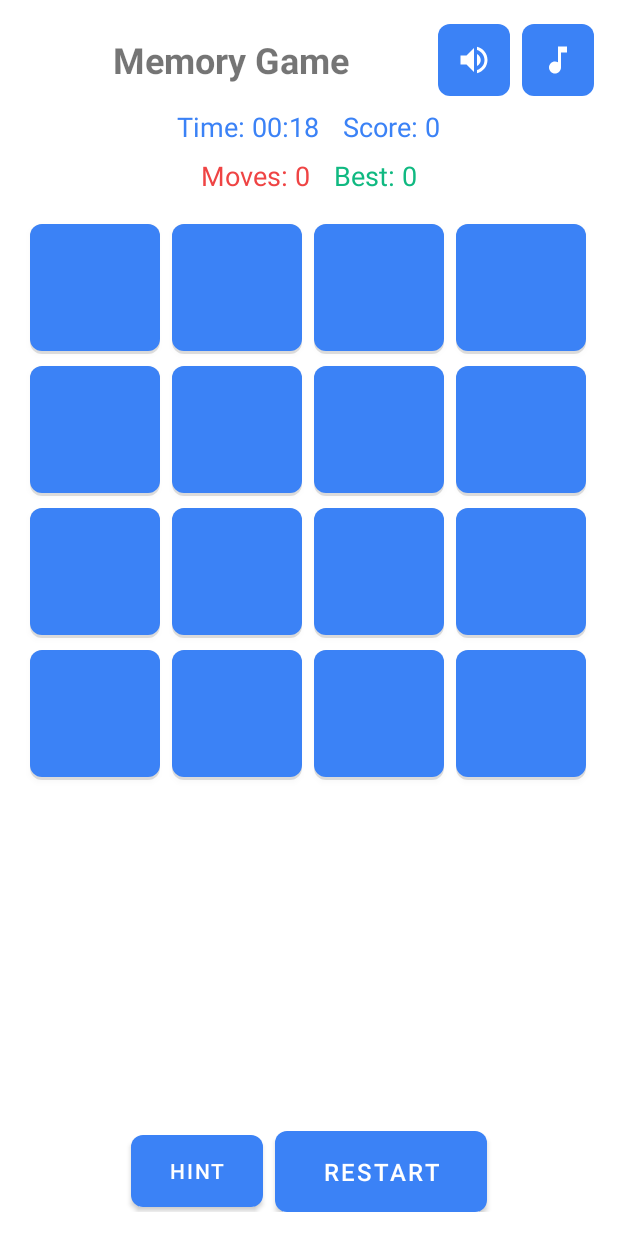
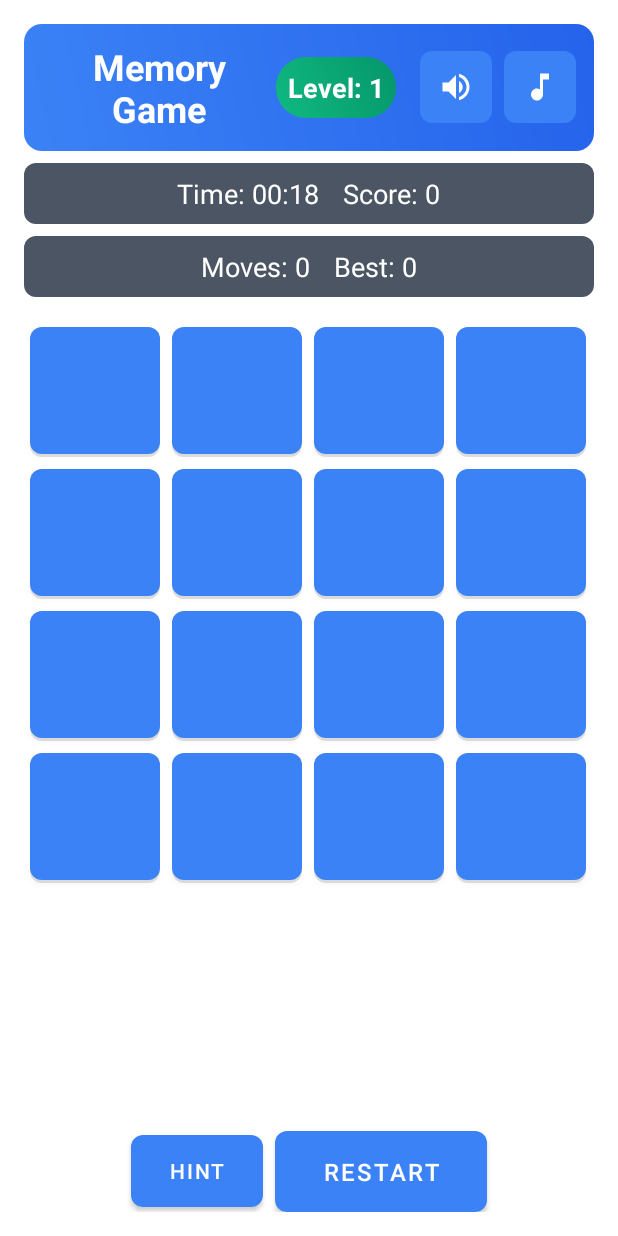
Before and after one commit to akupelikilinc/memorygame, an Android app: the screen it shows after launch (MainActivity), on a phone screen of 412 x 824 dp. Run offline under Robolectric (Android 15) with nearby library versions, the phone set to English and light mode, and no system bars.

```diff
--- /dev/null
+++ b/app/src/main/res/drawable/confetti.xml
@@ -0,0 +1,9 @@
+<?xml version="1.0" encoding="utf-8"?>
+<shape xmlns:android="http://schemas.android.com/apk/res/android"
+    android:shape="rectangle">
+    <corners android:radius="2dp" />
+    <gradient
+        android:angle="45"
+        android:endColor="#FF4B81"
+        android:startColor="#FFB347" />
+</shape>
--- /dev/null
+++ b/app/src/main/res/drawable/header_background.xml
@@ -0,0 +1,8 @@
+<?xml version="1.0" encoding="utf-8"?>
+<shape xmlns:android="http://schemas.android.com/apk/res/android">
+    <gradient
+        android:startColor="#3B82F6"
+        android:endColor="#2563EB"
+        android:angle="45"/>
+    <corners android:radius="12dp"/>
+</shape>
--- /dev/null
+++ b/app/src/main/res/drawable/level_badge.xml
@@ -0,0 +1,8 @@
+<?xml version="1.0" encoding="utf-8"?>
+<shape xmlns:android="http://schemas.android.com/apk/res/android">
+    <gradient
+        android:startColor="#10B981"
+        android:endColor="#059669"
+        android:angle="45"/>
+    <corners android:radius="20dp"/>
+</shape>
--- /dev/null
+++ b/app/src/main/res/drawable/stats_background.xml
@@ -0,0 +1,5 @@
+<?xml version="1.0" encoding="utf-8"?>
+<shape xmlns:android="http://schemas.android.com/apk/res/android">
+    <solid android:color="#4B5563"/>
+    <corners android:radius="8dp"/>
+</shape>
--- a/app/src/main/res/layout/activity_main.xml
+++ b/app/src/main/res/layout/activity_main.xml
@@ -11,6 +11,8 @@
         android:layout_height="wrap_content"
         android:orientation="horizontal"
         android:gravity="center"
+        android:background="@drawable/header_background"
+        android:padding="12dp"
         android:layout_marginBottom="8dp">
 
         <TextView
@@ -20,7 +22,20 @@
             android:text="Memory Game"
             android:textSize="24sp"
             android:textStyle="bold"
+            android:textColor="@color/white"
             android:gravity="center"/>
+
+        <TextView
+            android:id="@+id/levelTextView"
+            android:layout_width="wrap_content"
+            android:layout_height="wrap_content"
+            android:text="Level: 1"
+            android:textSize="18sp"
+            android:textStyle="bold"
+            android:textColor="@color/white"
+            android:background="@drawable/level_badge"
+            android:padding="8dp"
+            android:layout_marginEnd="16dp"/>
 
         <ImageButton
             android:id="@+id/soundButton"
@@ -43,6 +58,8 @@
         android:layout_height="wrap_content"
         android:orientation="horizontal"
         android:gravity="center"
+        android:background="@drawable/stats_background"
+        android:padding="8dp"
         android:layout_marginBottom="8dp">
 
         <TextView
@@ -51,7 +68,7 @@
             android:layout_height="wrap_content"
             android:text="Time: 00:00"
             android:textSize="18sp"
-            android:textColor="#3B82F6"
+            android:textColor="@color/white"
             android:layout_marginEnd="16dp"/>
 
         <TextView
@@ -60,7 +77,7 @@
             android:layout_height="wrap_content"
             android:text="Score: 0"
             android:textSize="18sp"
-            android:textColor="#3B82F6"/>
+            android:textColor="@color/white"/>
     </LinearLayout>
 
     <LinearLayout
@@ -68,6 +85,8 @@
         android:layout_height="wrap_content"
         android:orientation="horizontal"
         android:gravity="center"
+        android:background="@drawable/stats_background"
+        android:padding="8dp"
         android:layout_marginBottom="16dp">
 
         <TextView
@@ -76,7 +95,7 @@
             android:layout_height="wrap_content"
             android:text="Moves: 0"
             android:textSize="18sp"
-            android:textColor="#EF4444"
+            android:textColor="@color/white"
             android:layout_marginEnd="16dp"/>
 
         <TextView
@@ -85,7 +104,7 @@
             android:layout_height="wrap_content"
             android:text="Best: 0"
             android:textSize="18sp"
-            android:textColor="#10B981"/>
+            android:textColor="@color/white"/>
     </LinearLayout>
 
     <GridLayout
```
Also changed, not shown: app/src/main/java/com/ahmetkupelikilinc/memorygame/MainActivity.kt (+96 -44 lines).
